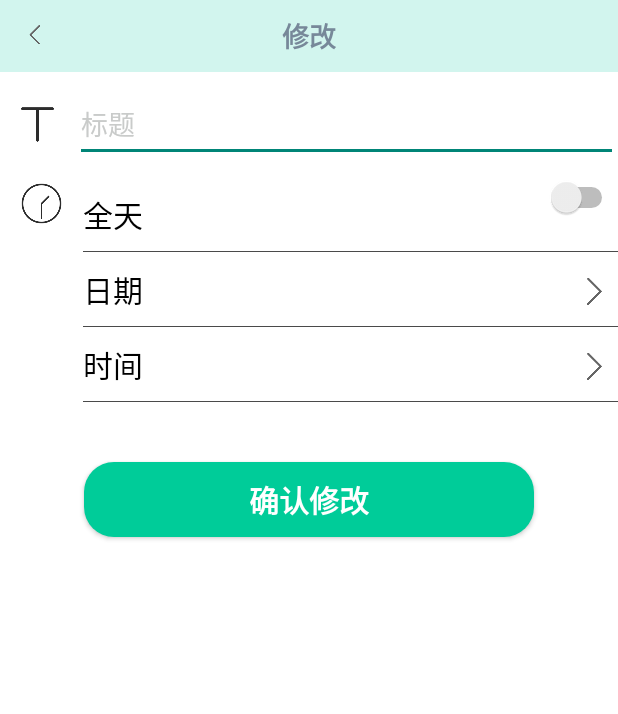
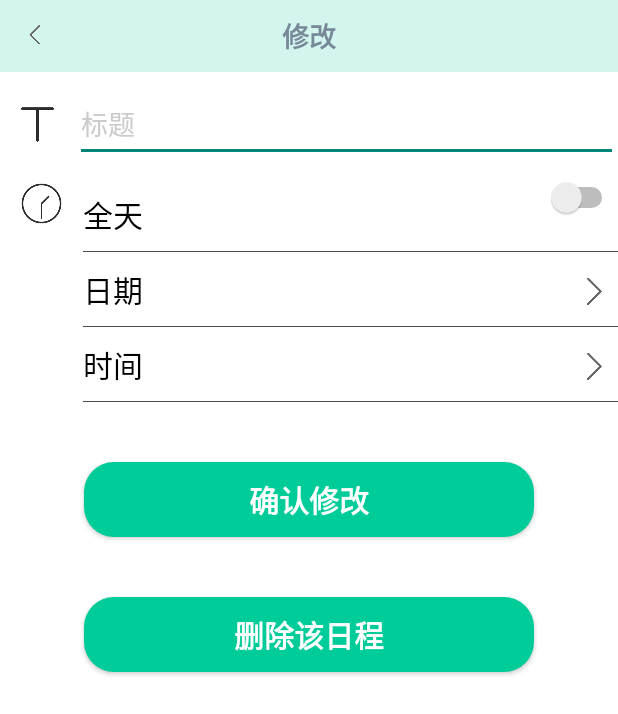
Before and after one commit to MerDuo/jiemo, an Android app: the editplan screen opened directly, with no data from a screen before it, on a phone screen of 412 x 824 dp. Shown: the top 714 px of the screen. Run offline under Robolectric (Android 15) with nearby library versions, the phone set to English and light mode, and no system bars.

Commit message:
更新日程修改和添加功能

```diff
--- a/app/src/main/java/cn/edu/cdut/jiemo/fragment/calenderFragment.java
+++ b/app/src/main/java/cn/edu/cdut/jiemo/fragment/calenderFragment.java
@@ -199,7 +199,10 @@ public class calenderFragment extends Fragment {
             public void onItemClick(AdapterView<?> adapterView, View view, int i, long l) {
                 int select;
                 cursor.moveToPosition(i);
-                select = cursor.getInt(1);
+                select = cursor.getInt(0);
+
+                System.out.println("aaaaaaaaaaaaaaaaaaaaaaaaaaaaaaaaaaaaaaaaaaaaaaaaa"+select);
+
                 String oplan = msBeanList.get(i).plan;
                 String oday = msBeanList.get(i).day;
                 String ocheck = msBeanList.get(i).check;
--- a/app/src/main/res/layout/activity_calender.xml
+++ b/app/src/main/res/layout/activity_calender.xml
@@ -39,10 +39,6 @@
 <!--        android:layout_gravity="bottom|end"-->
 <!--        android:layout_margin="@dimen/fab_margin"-->
 <!--        app:srcCompat="@android:drawable/ic_dialog_email" />-->
-    <ImageView
-        android:layout_width="match_parent"
-        android:layout_height="100dp"
-        android:src="@drawable/blank"/>
 
 
 </androidx.coordinatorlayout.widget.CoordinatorLayout>
--- a/app/src/main/res/layout/activity_editplan.xml
+++ b/app/src/main/res/layout/activity_editplan.xml
@@ -172,5 +172,18 @@
         android:layout_marginTop="40dp"
 
         />
+    <Button
+        android:id="@+id/delete"
+        android:layout_width="300dp"
+        android:layout_height="50dp"
+        android:text="删除该日程"
+        android:textColor="#ffffff"
+        android:textSize="20sp"
+        android:textStyle="bold"
+        android:background="@drawable/button"
+        android:gravity="center"
+        android:layout_gravity="center"
+        android:layout_marginTop="40dp"
 
+        />
 </LinearLayout>
```
Also changed, not shown: app/src/main/java/cn/edu/cdut/jiemo/schedule/editplan.java (+29 -4 lines), app/src/main/java/cn/edu/cdut/jiemo/schedule/sqLite.java (+10 -7 lines).
